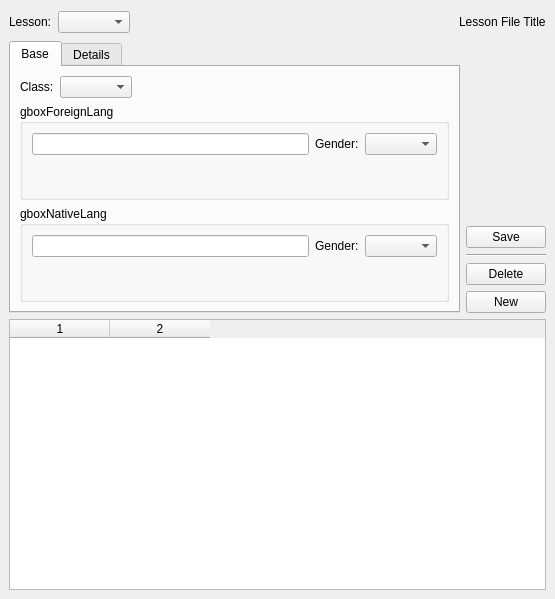
BackupTheBerlios/dvt-svn, file trunk/src/gui/ui/lessonEdit.ui: the form before one commit.
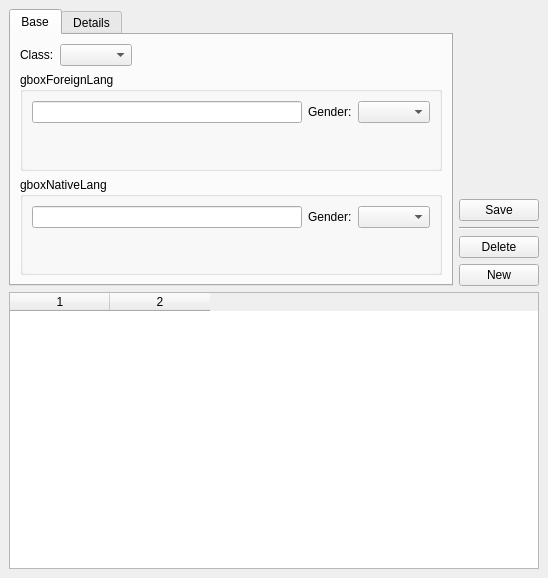
The form after the commit. Icons and pictures are not drawn.

Commit message: multiple lessons per file (creation of new files still incomplete)

```diff
--- a/trunk/src/gui/ui/lessonEdit.ui
+++ b/trunk/src/gui/ui/lessonEdit.ui
@@ -5,8 +5,8 @@
    <rect>
     <x>0</x>
     <y>0</y>
-    <width>555</width>
-    <height>599</height>
+    <width>548</width>
+    <height>578</height>
    </rect>
   </property>
   <property name="windowTitle" >
@@ -19,47 +19,7 @@
    <property name="spacing" >
     <number>6</number>
    </property>
-   <item row="0" column="0" colspan="2" >
-    <layout class="QHBoxLayout" >
-     <property name="margin" >
-      <number>0</number>
-     </property>
-     <property name="spacing" >
-      <number>6</number>
-     </property>
-     <item>
-      <widget class="QLabel" name="label_4" >
-       <property name="text" >
-        <string>Lesson:</string>
-       </property>
-      </widget>
-     </item>
-     <item>
-      <widget class="QComboBox" name="cboxLessonSelect" />
-     </item>
-     <item>
-      <spacer>
-       <property name="orientation" >
-        <enum>Qt::Horizontal</enum>
-       </property>
-       <property name="sizeHint" >
-        <size>
-         <width>321</width>
-         <height>26</height>
-        </size>
-       </property>
-      </spacer>
-     </item>
-     <item>
-      <widget class="QLabel" name="lbLessonFileTitle" >
-       <property name="text" >
-        <string comment="Do not translate" >Lesson File Title</string>
-       </property>
-      </widget>
-     </item>
-    </layout>
-   </item>
-   <item row="2" column="0" colspan="2" >
+   <item row="1" column="0" colspan="2" >
     <widget class="QTableWidget" name="twEntries" >
      <property name="editTriggers" >
       <set>QAbstractItemView::NoEditTriggers</set>
@@ -89,7 +49,7 @@
      <column/>
     </widget>
    </item>
-   <item row="1" column="1" >
+   <item row="0" column="1" >
     <widget class="QFrame" name="frame" >
      <property name="sizePolicy" >
       <sizepolicy>
@@ -156,7 +116,7 @@
      </layout>
     </widget>
    </item>
-   <item row="1" column="0" >
+   <item row="0" column="0" >
     <widget class="QTabWidget" name="tabWidget" >
      <property name="sizePolicy" >
       <sizepolicy>
```
The commit also changes 30 other files.
